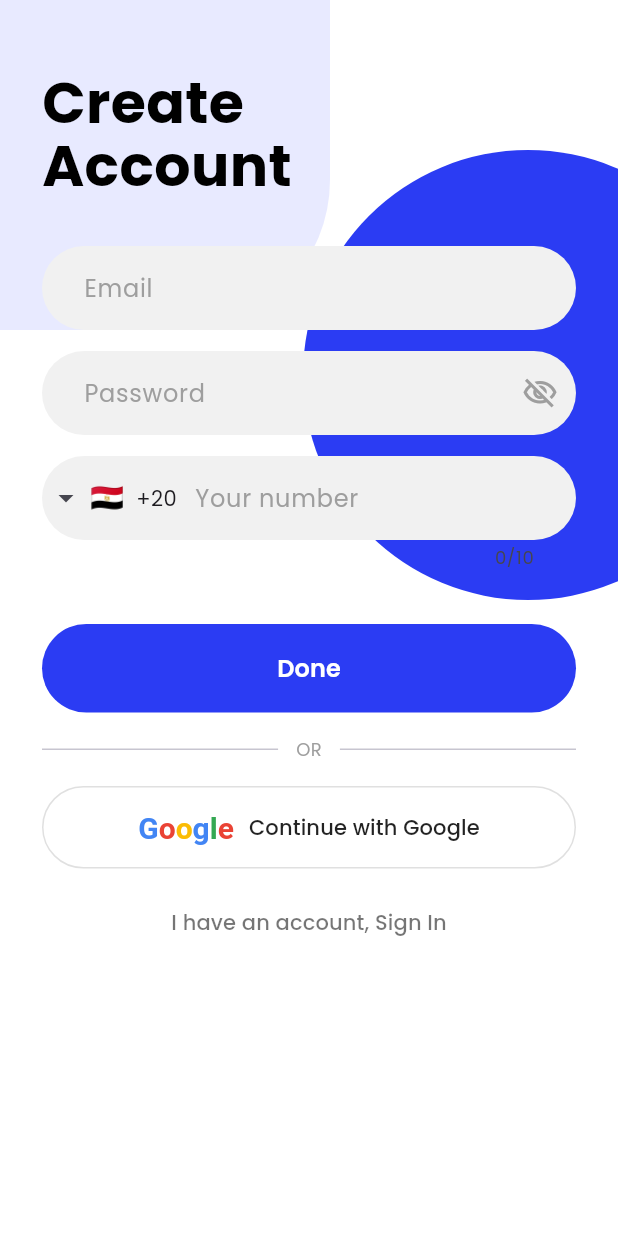
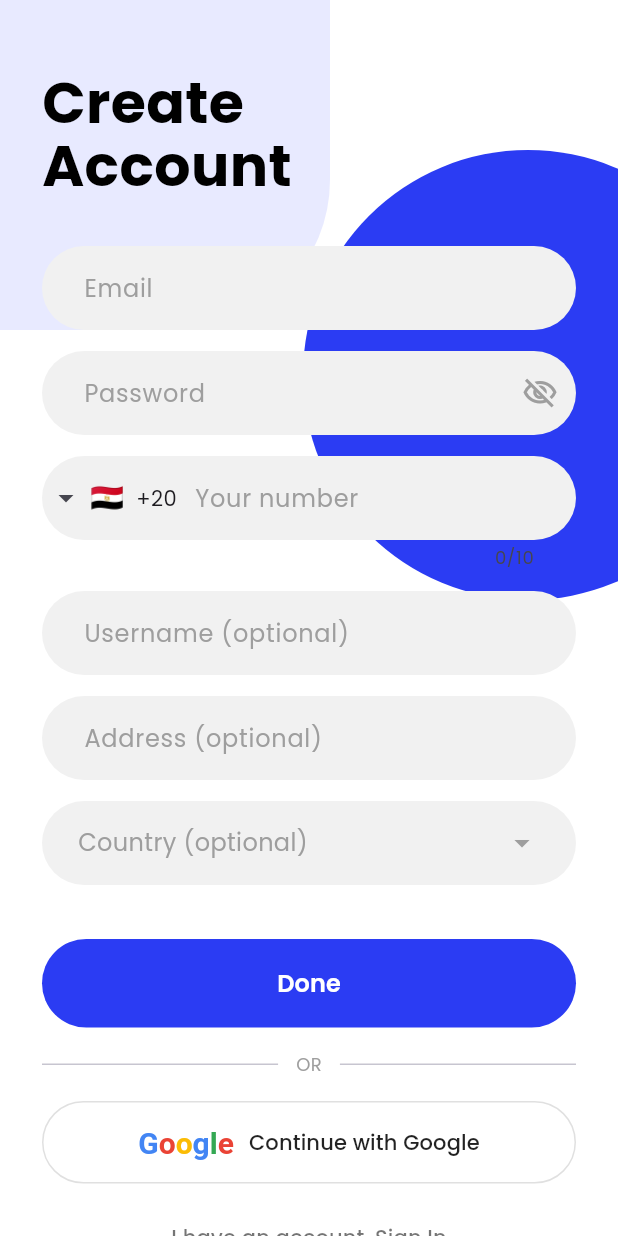
Before and after one commit to eyadaboulnasr88/ecommerce_app, a Flutter app: the CreateAccountScreen screen opened by its route, on a phone screen of 412 x 824 dp. Run offline on Flutter 3.47's test engine with Material 3 defaults, Android fonts, the phone set to English and light mode, and no system bars; drawn by our look-alikes of intl_phone_field; our stand-ins replace cloud_firestore, firebase_auth, firebase_core, flutter_bloc, google_fonts, google_sign_in; accounts and stored records are empty.

Commit message:
added address and country picker to create screen,autofilled them in cart and in profile

```diff
--- a/lib/features/auth/screens/create_account_screen.dart
+++ b/lib/features/auth/screens/create_account_screen.dart
@@ -3,6 +3,7 @@ import 'package:google_fonts/google_fonts.dart';
 import 'package:firebase_auth/firebase_auth.dart';
 import 'package:cloud_firestore/cloud_firestore.dart';
 import 'package:intl_phone_field/intl_phone_field.dart';
+import 'package:intl_phone_field/countries.dart' as phone_countries;
 import '../../../core/services/auth_service.dart';
 
 class CreateAccountScreen extends StatefulWidget {
@@ -17,10 +18,13 @@ class _CreateAccountScreenState extends State<CreateAccountScreen> {
   final _emailController = TextEditingController();
   final _passwordController = TextEditingController();
   final _phoneController = TextEditingController();
+  final _usernameController = TextEditingController();
+  final _addressController = TextEditingController();
 
   bool _isLoading = false;
   bool _obscurePassword = true;
   String _completePhone = '';
+  String _selectedCountry = '';
 
   static const _blue = Color(0xFF2B3CF3);
   static const _lightBlue = Color(0xFFE8EAFF);
@@ -30,7 +34,49 @@ class _CreateAccountScreenState extends State<CreateAccountScreen> {
     _emailController.dispose();
     _passwordController.dispose();
     _phoneController.dispose();
+    _usernameController.dispose();
+    _addressController.dispose();
     super.dispose();
+  }
+
+  void _pickCountry() {
+    final search = TextEditingController();
+    var filtered = [...phone_countries.countries];
+    showDialog(
+      context: context,
+      builder: (ctx) => StatefulBuilder(
+        builder: (ctx, setInner) => AlertDialog(
+          title: TextField(
+            controller: search,
+            decoration: const InputDecoration(
+              hintText: 'Search country...',
+              prefixIcon: Icon(Icons.search),
+              border: InputBorder.none,
+            ),
+            onChanged: (v) => setInner(() {
+              filtered = phone_countries.countries
+                  .where((c) => c.name.toLowerCase().contains(v.toLowerCase()))
+                  .toList();
+            }),
+          ),
+          content: SizedBox(
+            width: double.maxFinite,
+            height: 300,
+            child: ListView.builder(
+              itemCount: filtered.length,
+              itemBuilder: (_, i) => ListTile(
+                leading: Text(filtered[i].flag, style: const TextStyle(fontSize: 22)),
+                title: Text(filtered[i].name, style: GoogleFonts.poppins(fontSize: 14)),
+                onTap: () {
+                  setState(() => _selectedCountry = filtered[i].name);
+                  Navigator.pop(ctx);
+                },
+              ),
+            ),
+          ),
+        ),
+      ),
+    );
   }
 
   Future<void> _signInWithGoogle() async {
@@ -67,11 +113,14 @@ class _CreateAccountScreenState extends State<CreateAccountScreen> {
       await user.updateDisplayName(displayName);
       await user.reload(); // force local Auth cache to reflect the new displayName
 
-      // Save user profile so checkout can auto-fill name and phone
+      final rawUsername = _usernameController.text.trim();
       await FirebaseFirestore.instance.collection('users').doc(user.uid).set({
         'name': displayName,
         'email': email,
         'phone': _completePhone.isNotEmpty ? _completePhone : phone,
+        'username': rawUsername.isEmpty ? '' : (rawUsername.startsWith('@') ? rawUsername : '@$rawUsername'),
+        'address': _addressController.text.trim(),
+        'country': _selectedCountry,
         'createdAt': FieldValue.serverTimestamp(),
       });
 
@@ -270,6 +319,72 @@ class _CreateAccountScreenState extends State<CreateAccountScreen> {
                         return null;
                       },
                     ),
+                    const SizedBox(height: 14),
+
+                    // ── Username Field (optional) ─────────────────────────
+                    TextFormField(
+                      controller: _usernameController,
+                      decoration: InputDecoration(
+                        hintText: 'Username (optional)',
+                        hintStyle: GoogleFonts.poppins(color: Colors.grey),
+                        filled: true,
+                        fillColor: const Color(0xFFF1F1F1),
+                        border: OutlineInputBorder(
+                          borderRadius: BorderRadius.circular(30),
+                          borderSide: BorderSide.none,
+                        ),
+                        contentPadding: const EdgeInsets.symmetric(
+                          horizontal: 24,
+                          vertical: 16,
+                        ),
+                      ),
+                    ),
+                    const SizedBox(height: 14),
+
+                    // ── Address Field (optional) ──────────────────────────
+                    TextFormField(
+                      controller: _addressController,
+                      decoration: InputDecoration(
+                        hintText: 'Address (optional)',
+                        hintStyle: GoogleFonts.poppins(color: Colors.grey),
+                        filled: true,
+                        fillColor: const Color(0xFFF1F1F1),
+                        border: OutlineInputBorder(
+                          borderRadius: BorderRadius.circular(30),
+                          borderSide: BorderSide.none,
+                        ),
+                        contentPadding: const EdgeInsets.symmetric(
+                          horizontal: 24,
+                          vertical: 16,
+                        ),
+                      ),
+                    ),
+                    const SizedBox(height: 14),
+
+                    // ── Country Picker (optional) ─────────────────────────
+                    GestureDetector(
+                      onTap: _pickCountry,
+                      child: Container(
+                        padding: const EdgeInsets.symmetric(horizontal: 24, vertical: 16),
+                        decoration: BoxDecoration(
+                          color: const Color(0xFFF1F1F1),
+                          borderRadius: BorderRadius.circular(30),
+                        ),
+                        child: Row(
+                          children: [
+                            Text(
+                              _selectedCountry.isEmpty ? 'Country (optional)' : _selectedCountry,
+                              style: GoogleFonts.poppins(
+                                color: _selectedCountry.isEmpty ? Colors.grey : Colors.black87,
+                                fontSize: 16,
+                              ),
+                            ),
+                            const Spacer(),
+                            const Icon(Icons.arrow_drop_down, color: Colors.grey),
+                          ],
+                        ),
+                      ),
+                    ),
                     const SizedBox(height: 36),
 
                     // ── Done Button ───────────────────────────────────────
--- a/lib/features/profile/screens/profile_screen.dart
+++ b/lib/features/profile/screens/profile_screen.dart
@@ -47,7 +47,7 @@ class _ProfileScreenState extends State<ProfileScreen> {
           if (userName.isEmpty) userName = data['name'] ?? '';
           userUsername = data['username'] ?? '';
           userPhone = data['phone'] ?? '';
-          userLocation = data['location'] ?? '';
+          userLocation = data['country'] ?? '';
           userSubscription = data['subscription'] ?? '';
         });
       }
@@ -71,7 +71,7 @@ class _ProfileScreenState extends State<ProfileScreen> {
         'email': userEmail,
         'username': userUsername,
         'phone': userPhone,
-        'location': userLocation,
+        'country': userLocation,
         'subscription': userSubscription,
         'updatedAt': FieldValue.serverTimestamp(),
       }, SetOptions(merge: true));
@@ -90,7 +90,7 @@ class _ProfileScreenState extends State<ProfileScreen> {
       if (data.containsKey('email')) userEmail = data['email'];
       if (data.containsKey('username')) userUsername = data['username'];
       if (data.containsKey('phone')) userPhone = data['phone'];
-      if (data.containsKey('location')) userLocation = data['location'];
+      if (data.containsKey('country')) userLocation = data['country'];
       if (data.containsKey('subscription')) userSubscription = data['subscription'];
     });
     _saveToFirebase();
@@ -321,7 +321,7 @@ class SettingsMenu extends StatelessWidget {
               'email': userEmail,
               'username': userUsername,
               'phone': userPhone,
-              'location': userLocation,
+              'country': userLocation,
               'subscription': userSubscription,
             }),
           ),
@@ -336,7 +336,7 @@ class SettingsMenu extends StatelessWidget {
               'email': value,
               'username': userUsername,
               'phone': userPhone,
-              'location': userLocation,
+              'country': userLocation,
               'subscription': userSubscription,
             }),
           ),
@@ -351,7 +351,7 @@ class SettingsMenu extends StatelessWidget {
               'email': userEmail,
               'username': value,
               'phone': userPhone,
-              'location': userLocation,
+              'country': userLocation,
               'subscription': userSubscription,
             }),
           ),
@@ -359,14 +359,14 @@ class SettingsMenu extends StatelessWidget {
           _buildMenuItem(
             context,
             Icons.location_on_outlined,
-            'Location',
+            'Country',
             userLocation.isEmpty ? 'Not set' : userLocation,
             (value) => onDataUpdated({
               'name': userName,
               'email': userEmail,
               'username': userUsername,
               'phone': userPhone,
-              'location': value,
+              'country': value,
               'subscription': userSubscription,
             }),
           ),
@@ -381,7 +381,7 @@ class SettingsMenu extends StatelessWidget {
               'email': userEmail,
               'username': userUsername,
               'phone': userPhone,
-              'location': userLocation,
+              'country': userLocation,
               'subscription': value,
             }),
           ),
@@ -398,7 +398,7 @@ class SettingsMenu extends StatelessWidget {
               'email': userEmail,
               'username': userUsername,
               'phone': value,
-              'location': userLocation,
+              'country': userLocation,
               'subscription': userSubscription,
             }),
           ),
```
